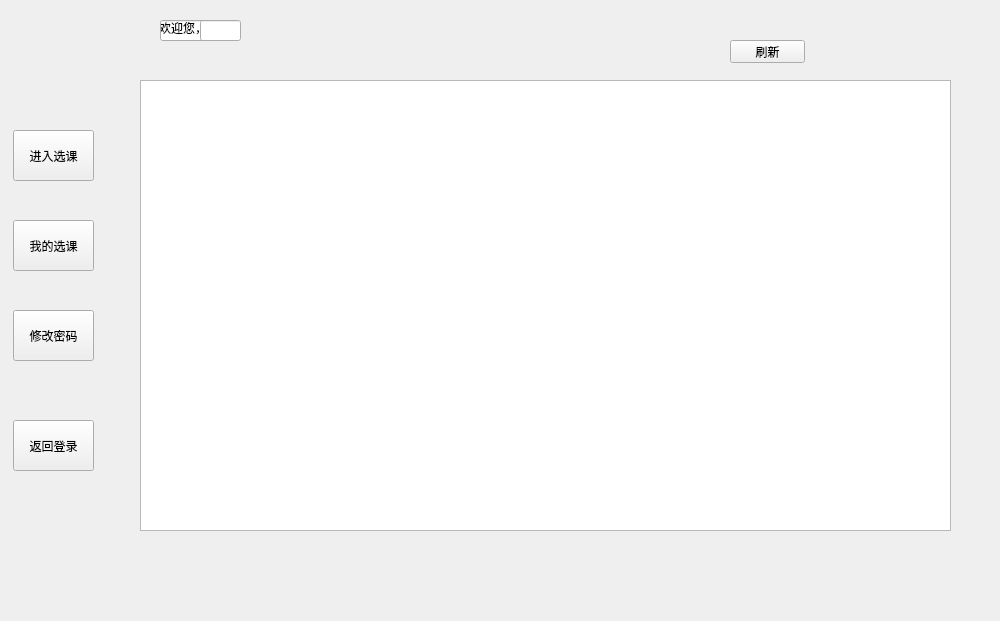
First picture: the form in timetable.ui, repository breadog/Course_selection_system, before the edit.
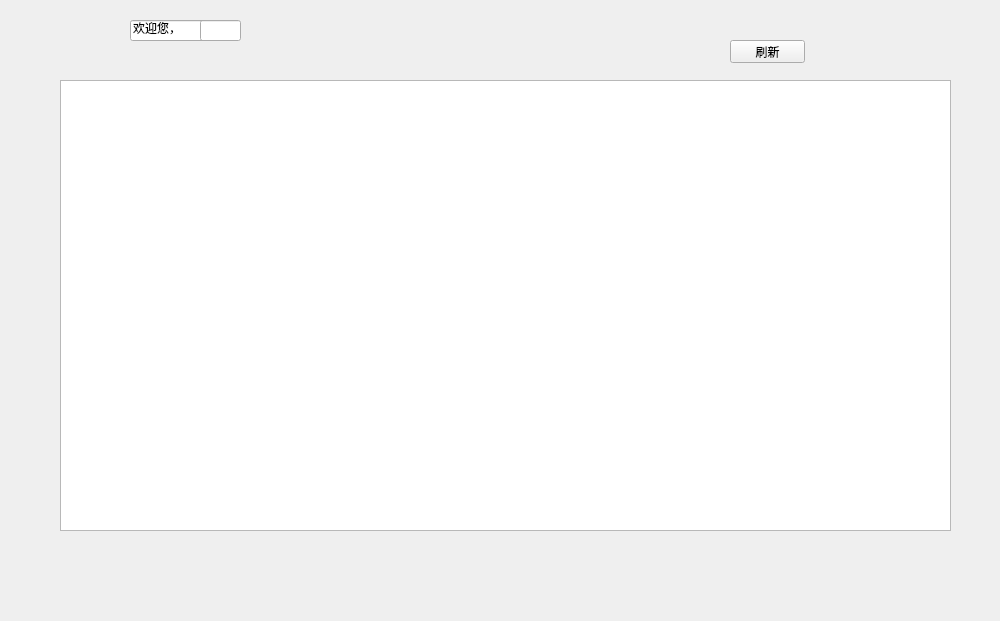
Second picture: the form after the edit.

Diff of the .ui file:
```diff
--- a/timetable.ui
+++ b/timetable.ui
@@ -16,9 +16,9 @@
   <widget class="QTableView" name="tableView">
    <property name="geometry">
     <rect>
-     <x>140</x>
+     <x>60</x>
      <y>80</y>
-     <width>811</width>
+     <width>891</width>
      <height>451</height>
     </rect>
    </property>
@@ -26,9 +26,9 @@
   <widget class="QLineEdit" name="welcome">
    <property name="geometry">
     <rect>
-     <x>160</x>
+     <x>130</x>
      <y>20</y>
-     <width>51</width>
+     <width>81</width>
      <height>21</height>
     </rect>
    </property>
@@ -46,45 +46,6 @@
     </rect>
    </property>
   </widget>
-  <widget class="QToolButton" name="ChooseCourse">
-   <property name="geometry">
-    <rect>
-     <x>13</x>
-     <y>130</y>
-     <width>81</width>
-     <height>51</height>
-    </rect>
-   </property>
-   <property name="text">
-    <string>进入选课</string>
-   </property>
-  </widget>
-  <widget class="QToolButton" name="alterpassword">
-   <property name="geometry">
-    <rect>
-     <x>13</x>
-     <y>310</y>
-     <width>81</width>
-     <height>51</height>
-    </rect>
-   </property>
-   <property name="text">
-    <string>修改密码</string>
-   </property>
-  </widget>
-  <widget class="QToolButton" name="backtomain">
-   <property name="geometry">
-    <rect>
-     <x>13</x>
-     <y>420</y>
-     <width>81</width>
-     <height>51</height>
-    </rect>
-   </property>
-   <property name="text">
-    <string>返回登录</string>
-   </property>
-  </widget>
   <widget class="QPushButton" name="refresh">
    <property name="geometry">
     <rect>
@@ -98,19 +59,6 @@
     <string>刷新</string>
    </property>
   </widget>
-  <widget class="QToolButton" name="mycourse">
-   <property name="geometry">
-    <rect>
-     <x>13</x>
-     <y>220</y>
-     <width>81</width>
-     <height>51</height>
-    </rect>
-   </property>
-   <property name="text">
-    <string>我的选课</string>
-   </property>
-  </widget>
  </widget>
  <resources/>
  <connections/>
```
